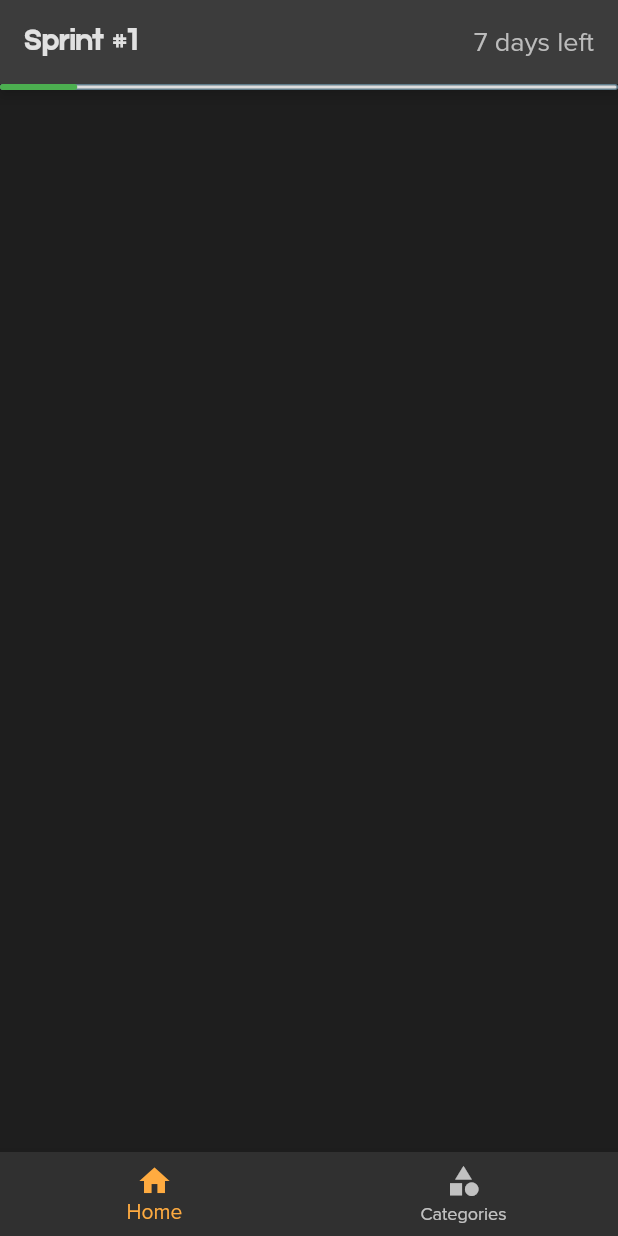
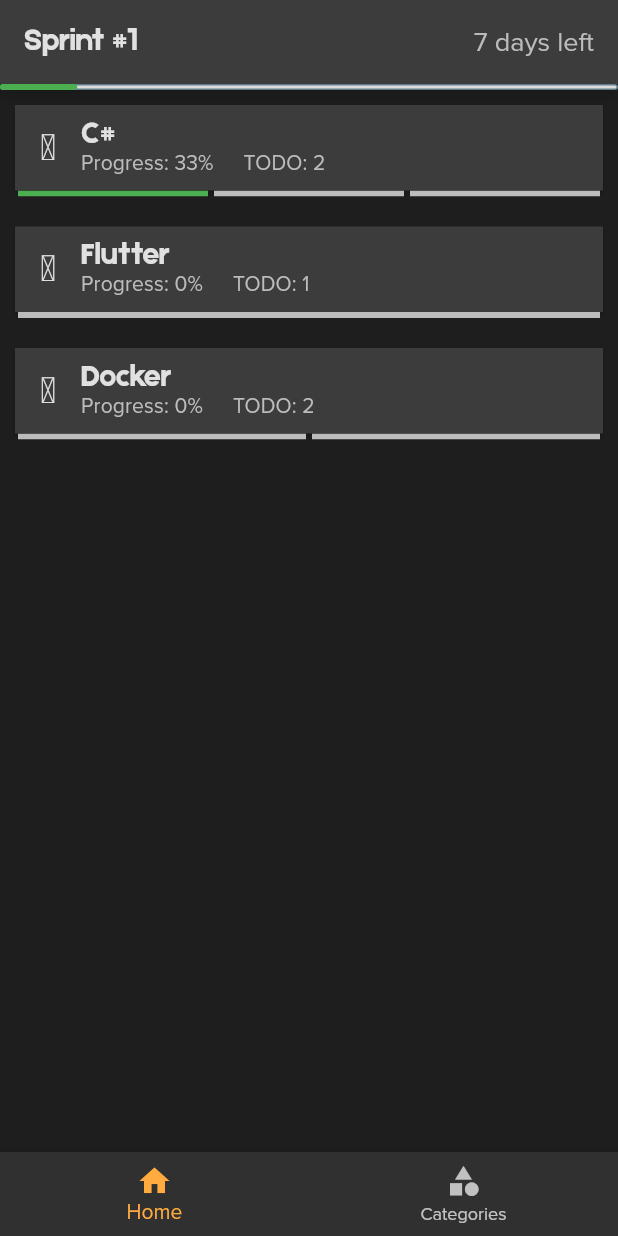
Before and after one commit to edatatoobject/ed_app, a Flutter app: the screen it shows after launch, on a phone screen of 412 x 824 dp. Run offline on Flutter 3.47's test engine with Material 2 defaults, Android fonts, the phone set to English and light mode, and no system bars; drawn by our look-alikes of step_progress_indicator; our stand-ins replace font_awesome_flutter, toggle_switch; missing offline and left inert: flutter_iconpicker.

Commit message:
EDA-17 created category bars for sprint

```diff
--- a/lib/blocs/category_data_bloc.dart
+++ b/lib/blocs/category_data_bloc.dart
@@ -1,3 +1,4 @@
+import 'package:ed_app/dto/category_in_sprint_dto.dart';
 import 'package:ed_app/enums/task_status.dart';
 import 'package:ed_app/models/category.dart';
 import 'package:ed_app/models/subcategory.dart';
@@ -25,6 +26,22 @@ class CategoryDataBlock extends ChangeNotifier {
     _categories = this.categoryProvider.items;
     _subcategories = this.subcategoryProvider.items;
     _tasks = this.taskProvider.items;
+  }
+
+  List<Category> GetCategoriesByIds(List<String> categoryIds) {
+    return _categories
+        .where((category) => categoryIds.contains(category.id))
+        .toList();
+  }
+
+  List<Subcategory> getSubcategoriesByIds(List<String> subcategoryIds) {
+    return _subcategories
+        .where((subcategory) => subcategoryIds.contains(subcategory.id))
+        .toList();
+  }
+
+  List<Task> getTasksByIds(List<String> taskIds) {
+    return _tasks.where((element) => taskIds.contains(element.id)).toList();
   }
 
   Category getCategoryById(String categoryId) {
--- a/lib/blocs/sprint_data_block.dart
+++ b/lib/blocs/sprint_data_block.dart
@@ -1,18 +1,33 @@
 import 'package:ed_app/models/sprint.dart';
+import 'package:ed_app/models/taskInSprint.dart';
 import 'package:ed_app/providers/sprint_provider.dart';
+import 'package:ed_app/providers/task_in_sprint_provider.dart';
 import 'package:flutter/material.dart';
 
 class SprintDataBlock extends ChangeNotifier {
   SprintProvider sprintProvider;
+  TaskInSprintProvider taskInSprintProvider;
 
-  List<Sprint> _sprints;
+  Sprint _sprint;
+  List<TaskInSprint> _tasksInSprint;
 
-  void update(SprintProvider sprintProvider) {
+  void update(SprintProvider sprintProvider,
+      TaskInSprintProvider taskInSprintProvider) {
     this.sprintProvider = sprintProvider;
-    _sprints = this.sprintProvider.items;
+    this.taskInSprintProvider = taskInSprintProvider;
+
+    _sprint = this.sprintProvider.getCurrentSprint();
+
+    if (_sprint != null) {
+      _tasksInSprint = this.taskInSprintProvider.getTasksBySprintId(_sprint.id);
+    }
   }
 
   Sprint getCurrentSprint() {
-    return sprintProvider.getCurrentSprint();
+    return _sprint;
+  }
+
+  List<TaskInSprint> getCurrentSprintTasks() {
+    return _tasksInSprint;
   }
 }
--- a/lib/dev_src/dummy_data.dart
+++ b/lib/dev_src/dummy_data.dart
@@ -114,16 +114,11 @@ class DummyData {
         id: "ts1",
         sprintId: "spr1",
         taskId: "t1",
-        status: TaskInSprintStatus.Current),
+        status: TaskInSprintStatus.Done),
     TaskInSprint(
         id: "ts2",
         sprintId: "spr1",
         taskId: "t2",
-        status: TaskInSprintStatus.Current),
-    TaskInSprint(
-        id: "ts3",
-        sprintId: "spr1",
-        taskId: "t3",
         status: TaskInSprintStatus.Current),
     TaskInSprint(
         id: "ts4",
@@ -136,19 +131,9 @@ class DummyData {
         taskId: "t5",
         status: TaskInSprintStatus.Current),
     TaskInSprint(
-        id: "ts6",
-        sprintId: "spr1",
-        taskId: "t6",
-        status: TaskInSprintStatus.Current),
-    TaskInSprint(
         id: "ts7",
         sprintId: "spr1",
         taskId: "t7",
-        status: TaskInSprintStatus.Current),
-    TaskInSprint(
-        id: "ts8",
-        sprintId: "spr1",
-        taskId: "t8",
         status: TaskInSprintStatus.Current),
     TaskInSprint(
         id: "ts9",
--- /dev/null
+++ b/lib/dto/category_in_sprint_dto.dart
@@ -0,0 +1,13 @@
+import 'package:ed_app/models/category.dart';
+import 'package:ed_app/models/subcategory.dart';
+import 'package:ed_app/models/task.dart';
+import 'package:ed_app/models/taskInSprint.dart';
+
+class CategoryInSprintDto {
+  final Category category;
+  final List<Subcategory> subcategories;
+  final List<Task> tasks;
+  final List<TaskInSprint> tasksInSprint;
+
+  CategoryInSprintDto({this.category, this.subcategories, this.tasks, this.tasksInSprint});
+}
--- a/lib/main.dart
+++ b/lib/main.dart
@@ -4,11 +4,12 @@ import 'package:ed_app/models/sprint.dart';
 import 'package:ed_app/providers/category_provider.dart';
 import 'package:ed_app/providers/sprint_provider.dart';
 import 'package:ed_app/providers/subcategory_provider.dart';
+import 'package:ed_app/providers/task_in_sprint_provider.dart';
 import 'package:ed_app/providers/task_provider.dart';
 import 'package:ed_app/screens/bottom_tabs_screen.dart';
 import 'package:ed_app/screens/category/category_text_screen.dart';
 import 'package:ed_app/screens/category/category_detail_screen.dart';
-import 'package:ed_app/theme/theme_data.dart';
+import 'package:ed_app/theme/custom_theme_data.dart';
 import 'package:ed_app/widgets/category_screen/task/task_modal.dart';
 import 'package:flutter/material.dart';
 import 'package:provider/provider.dart';
@@ -43,10 +44,13 @@ class MyApp extends StatelessWidget {
         ChangeNotifierProvider(
           create: (context) => SprintProvider(),
         ),
-        ChangeNotifierProxyProvider<SprintProvider, SprintDataBlock>(
+        ChangeNotifierProvider(
+          create: (context) => TaskInSprintProvider(),
+        ),
+        ChangeNotifierProxyProvider2<SprintProvider, TaskInSprintProvider, SprintDataBlock>(
           create: (context) => SprintDataBlock(),
-          update: (context, sprintProvider, sprintDataBlock) =>
-              sprintDataBlock..update(sprintProvider),
+          update: (context, sprintProvider, taskInSprintProvider, sprintDataBlock) =>
+              sprintDataBlock..update(sprintProvider, taskInSprintProvider),
         )
       ],
       child: MaterialApp(
--- a/lib/providers/sprint_provider.dart
+++ b/lib/providers/sprint_provider.dart
@@ -8,6 +8,6 @@ class SprintProvider extends ChangeNotifier {
   List<Sprint> get items => [..._items];
 
   Sprint getCurrentSprint() {
-    return _items.firstWhere((element) => DateTime.now().isBefore(element.finishDate));
+    return _items.firstWhere((element) => DateTime.now().isBefore(element.finishDate), orElse: null);
   }
 }
--- /dev/null
+++ b/lib/providers/task_in_sprint_provider.dart
@@ -0,0 +1,13 @@
+import 'package:ed_app/dev_src/dummy_data.dart';
+import 'package:ed_app/models/taskInSprint.dart';
+import 'package:flutter/material.dart';
+
+class TaskInSprintProvider extends ChangeNotifier {
+  List<TaskInSprint> _items = DummyData.taskInSprint;
+
+  List<TaskInSprint> get items => [..._items];
+
+  List<TaskInSprint> getTasksBySprintId(String sprintId) {
+    return _items.where((element) => element.sprintId == sprintId).toList();
+  }
+}
--- a/lib/screens/main_screen/main_screen.dart
+++ b/lib/screens/main_screen/main_screen.dart
@@ -1,3 +1,4 @@
+import 'package:ed_app/widgets/main_screen/categories/category_main_list.dart';
 import 'package:ed_app/widgets/main_screen/sprint/sprint_headline.dart';
 import 'package:flutter/material.dart';
 import 'package:flutter/widgets.dart';
@@ -15,7 +16,8 @@ class _MainScreenState extends State<MainScreen> {
     return Container(
       decoration: BoxDecoration(color: Theme.of(context).backgroundColor),
       child: Column(children: [
-        SprintHeadline()
+        SprintHeadline(),
+        CategoryMainList()
       ],),
     );
   }
--- /dev/null
+++ b/lib/theme/custom_theme_data.dart
@@ -0,0 +1,58 @@
+import 'package:flutter/material.dart';
+
+class CustomThemeData {
+  static const Color foregrounColor = const Color.fromRGBO(225, 225, 225, 1);
+  static const Color subForegroundColor =
+      const Color.fromRGBO(188, 188, 188, 1);
+
+  static const Color backgoundColor = const Color.fromRGBO(60, 60, 60, 1);
+  static const Color subBackgoundColor = const Color.fromRGBO(30, 30, 30, 1);
+
+  static ThemeData themedata = ThemeData(
+      brightness: Brightness.dark,
+      backgroundColor: subBackgoundColor,
+      cardColor: backgoundColor,
+      scaffoldBackgroundColor: subBackgoundColor,
+      primaryColor: Colors.orange,
+      accentColor: Colors.orangeAccent,
+      fontFamily: "ProximaNova",
+      appBarTheme: AppBarTheme(
+        backgroundColor: backgoundColor,
+        actionsIconTheme: IconThemeData(color: foregrounColor),
+      ),
+      primaryTextTheme: const TextTheme(
+        bodyText1: TextStyle(color: foregrounColor, fontSize: 24),
+        bodyText2:
+            TextStyle(fontFamily: "Etna", color: foregrounColor, fontSize: 16),
+        subtitle2: TextStyle(color: subForegroundColor),
+        subtitle1: TextStyle(color: subForegroundColor, fontSize: 18),
+        headline3: TextStyle(fontFamily: "Etna", color: foregrounColor),
+        headline4: TextStyle(fontFamily: "Etna", color: foregrounColor),
+        headline5: TextStyle(fontFamily: "Etna", color: foregrounColor),
+        headline6: TextStyle(fontFamily: "Etna", color: foregrounColor),
+      ),
+      iconTheme: IconThemeData(color: foregrounColor),
+      textButtonTheme: TextButtonThemeData(
+          style: ButtonStyle(
+              backgroundColor: MaterialStateProperty.all<Color>(backgoundColor),
+              elevation: MaterialStateProperty.all<double>(0))),
+      elevatedButtonTheme: ElevatedButtonThemeData(
+          style: ButtonStyle(
+              backgroundColor: MaterialStateProperty.all<Color>(backgoundColor),
+              elevation: MaterialStateProperty.all<double>(0))),
+      floatingActionButtonTheme: FloatingActionButtonThemeData(
+          backgroundColor: backgoundColor,
+          foregroundColor: foregrounColor,
+          elevation: 0),
+      inputDecorationTheme: InputDecorationTheme(
+          border: OutlineInputBorder(
+              borderSide: new BorderSide(style: BorderStyle.none)),
+          focusedBorder: OutlineInputBorder(
+              borderSide: BorderSide(style: BorderStyle.none),
+              borderRadius: BorderRadius.all(Radius.circular(15))),
+          enabledBorder: OutlineInputBorder(
+              borderSide: BorderSide(style: BorderStyle.none),
+              borderRadius: BorderRadius.all(Radius.circular(15))),
+          fillColor: backgoundColor,
+          filled: true));
+}
--- a/lib/theme/theme_data.dart
+++ /dev/null
@@ -1,62 +0,0 @@
-import 'package:flutter/material.dart';
-
-class CustomThemeData {
-  static ThemeData themedata = ThemeData(
-    brightness: Brightness.dark,
-    backgroundColor: const Color.fromRGBO(30, 30, 30, 1),
-    cardColor: const Color.fromRGBO(60, 60, 60, 1),
-    scaffoldBackgroundColor: const Color.fromRGBO(30, 30, 30, 1),
-    primaryColor: Colors.orange,
-    accentColor: Colors.orangeAccent,
-    fontFamily: "ProximaNova",
-    appBarTheme: AppBarTheme(
-      backgroundColor: const Color.fromRGBO(60, 60, 60, 1),
-      actionsIconTheme:
-          IconThemeData(color: const Color.fromRGBO(225, 225, 225, 1)),
-    ),
-    primaryTextTheme: const TextTheme(
-      bodyText1: TextStyle(
-          color: const Color.fromRGBO(225, 225, 225, 1), fontSize: 24),
-      bodyText2: TextStyle(
-          fontFamily: "Etna",
-          color: const Color.fromRGBO(225, 225, 225, 1),
-          fontSize: 16),
-      subtitle2: TextStyle(color: const Color.fromRGBO(188, 188, 188, 1)),
-      subtitle1: TextStyle(
-          color: const Color.fromRGBO(188, 188, 188, 1), fontSize: 18),
-      headline3: TextStyle(
-          fontFamily: "Etna", color: const Color.fromRGBO(225, 225, 225, 1)),
-      headline4: TextStyle(
-          fontFamily: "Etna", color: const Color.fromRGBO(225, 225, 225, 1)),
-      headline5: TextStyle(
-          fontFamily: "Etna", color: const Color.fromRGBO(225, 225, 225, 1)),
-      headline6: TextStyle(
-          fontFamily: "Etna", color: const Color.fromRGBO(225, 225, 225, 1)),
-    ),
-    iconTheme: IconThemeData(color: const Color.fromRGBO(225, 225, 225, 1)),
-    textButtonTheme: TextButtonThemeData(
-        style: ButtonStyle(
-            backgroundColor: MaterialStateProperty.all<Color>(
-                const Color.fromRGBO(60, 60, 60, 1)),
-            elevation: MaterialStateProperty.all<double>(0))),
-    elevatedButtonTheme: ElevatedButtonThemeData(
-        style: ButtonStyle(
-            backgroundColor: MaterialStateProperty.all<Color>(
-                const Color.fromRGBO(60, 60, 60, 1)),
-            elevation: MaterialStateProperty.all<double>(0))),
-    floatingActionButtonTheme: FloatingActionButtonThemeData(
-        backgroundColor: const Color.fromRGBO(60, 60, 60, 1),
-        foregroundColor: const Color.fromRGBO(225, 225, 225, 1),
-        elevation: 0),
-    inputDecorationTheme: InputDecorationTheme(
-        border: OutlineInputBorder(
-            borderSide: new BorderSide(style: BorderStyle.none)),
-        focusedBorder: OutlineInputBorder(
-            borderSide: BorderSide(style: BorderStyle.none),
-            borderRadius: BorderRadius.all(Radius.circular(15))),
-        enabledBorder: OutlineInputBorder(
-            borderSide: BorderSide(style: BorderStyle.none),
-            borderRadius: BorderRadius.all(Radius.circular(15))),
-        fillColor: const Color.fromRGBO(60, 60, 60, 1),
-        filled: true));
-}
--- /dev/null
+++ b/lib/widgets/main_screen/categories/category_main_item.dart
@@ -0,0 +1,49 @@
+import 'package:ed_app/dto/category_in_sprint_dto.dart';
+import 'package:ed_app/enums/task_in_sprint_status.dart';
+import 'package:ed_app/models/taskInSprint.dart';
+import 'package:ed_app/theme/custom_theme_data.dart';
+import 'package:ed_app/widgets/main_screen/categories/category_main_tile.dart';
+import 'package:flutter/material.dart';
+import 'package:step_progress_indicator/step_progress_indicator.dart';
+
+class CategoryMainItem extends StatelessWidget {
+  final CategoryInSprintDto categoryDto;
+
+  const CategoryMainItem({Key key, this.categoryDto}) : super(key: key);
+
+  int getDoneTasksAmount(List<TaskInSprint> taskInSprint) {
+    return taskInSprint
+        .where((task) => task.status == TaskInSprintStatus.Done)
+        .length;
+  }
+
+  @override
+  Widget build(BuildContext context) {
+    return Padding(
+      padding: const EdgeInsets.all(10),
+      child: Column(
+        children: [
+          Card(
+            shape: RoundedRectangleBorder(borderRadius: BorderRadius.zero),
+            margin: EdgeInsets.zero,
+            child: InkWell(
+                onTap: () {},
+                child: Padding(
+                  padding: EdgeInsets.all(10),
+                  child: CategoryMainTile(
+                    categoryDto: categoryDto,
+                  ),
+                )),
+          ),
+          StepProgressIndicator(
+            padding: 2,
+            totalSteps: categoryDto.tasksInSprint.length,
+            currentStep: getDoneTasksAmount(categoryDto.tasksInSprint),
+            selectedColor: Colors.green,
+            unselectedColor: CustomThemeData.subForegroundColor,
+          )
+        ],
+      ),
+    );
+  }
+}
--- /dev/null
+++ b/lib/widgets/main_screen/categories/category_main_list.dart
@@ -0,0 +1,67 @@
+import 'package:ed_app/blocs/category_data_bloc.dart';
+import 'package:ed_app/blocs/sprint_data_block.dart';
+import 'package:ed_app/dto/category_in_sprint_dto.dart';
+import 'package:ed_app/models/subcategory.dart';
+import 'package:ed_app/models/taskInSprint.dart';
+import 'package:ed_app/widgets/main_screen/categories/category_main_item.dart';
+import 'package:flutter/material.dart';
+import 'package:provider/provider.dart';
+
+class CategoryMainList extends StatelessWidget {
+  const CategoryMainList({Key key}) : super(key: key);
+
+  List<CategoryInSprintDto> getCategoriesDto(BuildContext context) {
+    var tasksInSprint = Provider.of<SprintDataBlock>(context, listen: false)
+        .getCurrentSprintTasks();
+
+    var categoryDataBlock = Provider.of<CategoryDataBlock>(context);
+
+    var tasks = categoryDataBlock
+        .getTasksByIds(tasksInSprint.map((e) => e.taskId).toList());
+
+    var subcategories = categoryDataBlock
+        .getSubcategoriesByIds(tasks.map((e) => e.subcategoryId).toList());
+
+    var categories = categoryDataBlock.GetCategoriesByIds(
+        subcategories.map((e) => e.categoryId).toList());
+
+    return categories.map((category) {
+      var currentSubcategories = subcategories
+          .where((subcategory) => subcategory.categoryId == category.id)
+          .toList();
+      var currentSubctegoriesIds =
+          currentSubcategories.map((e) => e.id).toSet();
+
+      var currentTasks = tasks
+          .where((task) => currentSubctegoriesIds.contains(task.subcategoryId))
+          .toList();
+
+      var currentTasksIds = currentTasks.map((e) => e.id).toSet();
+
+      var currentTasksInSprint = tasksInSprint
+          .where((e) => currentTasksIds.contains(e.taskId))
+          .toList();
+
+      return CategoryInSprintDto(
+          category: category,
+          subcategories: currentSubcategories,
+          tasks: currentTasks,
+          tasksInSprint: currentTasksInSprint);
+    }).toList();
+  }
+
+  @override
+  Widget build(BuildContext context) {
+    var currentSprintCategories = getCategoriesDto(context);
+
+    return Container(
+      child: Column(
+        children: currentSprintCategories
+            .map((categoryDto) => CategoryMainItem(
+                  categoryDto: categoryDto,
+                ))
+            .toList(),
+      ),
+    );
+  }
+}
--- /dev/null
+++ b/lib/widgets/main_screen/categories/category_main_tile.dart
@@ -0,0 +1,60 @@
+import 'package:ed_app/dto/category_in_sprint_dto.dart';
+import 'package:ed_app/enums/task_in_sprint_status.dart';
+import 'package:ed_app/models/task.dart';
+import 'package:ed_app/models/taskInSprint.dart';
+import 'package:ed_app/ui_elements/code_icon.dart';
+import 'package:flutter/material.dart';
+
+class CategoryMainTile extends StatelessWidget {
+  final CategoryInSprintDto categoryDto;
+
+  const CategoryMainTile({Key key, this.categoryDto}) : super(key: key);
+
+  double calculateProgress(List<TaskInSprint> tasksInSprint) {
+    return (tasksInSprint
+                .where((task) => task.status == TaskInSprintStatus.Done)
+                .length /
+            tasksInSprint.length) *
+        100;
+  }
+
+  int getTodoTasksAmount(List<TaskInSprint> tasksInSprint) {
+    return tasksInSprint
+        .where((task) => task.status == TaskInSprintStatus.Current)
+        .length;
+  }
+
+  @override
+  Widget build(BuildContext context) {
+    return Row(
+      children: [
+        CodeIcon(
+            code: categoryDto.category.iconInfo.code,
+            fontFamily: categoryDto.category.iconInfo.fontFamily),
+        SizedBox(width: 10),
+        Column(
+          crossAxisAlignment: CrossAxisAlignment.start,
+          children: [
+            Text(
+              categoryDto.category.name,
+              style: Theme.of(context).primaryTextTheme.headline6,
+            ),
+            Row(
+              children: [
+                Text(
+                  "Progress: ${calculateProgress(categoryDto.tasksInSprint).toStringAsFixed(0)}%",
+                  style: Theme.of(context).primaryTextTheme.subtitle2,
+                ),
+                SizedBox(
+                  width: 20,
+                ),
+                Text("TODO: ${getTodoTasksAmount(categoryDto.tasksInSprint)}",
+                    style: Theme.of(context).primaryTextTheme.subtitle2),
+              ],
+            )
+          ],
+        ),
+      ],
+    );
+  }
+}
--- a/pubspec.yaml
+++ b/pubspec.yaml
@@ -33,6 +33,7 @@ dependencies:
   font_awesome_flutter: ^8.10.0
   flutter_iconpicker: ^2.2.2
   animations: ^1.1.2
+  step_progress_indicator: ^1.0.1
   toggle_switch: ^0.1.8
 
 dev_dependencies:
```
Also changed, not shown: pubspec.lock.
